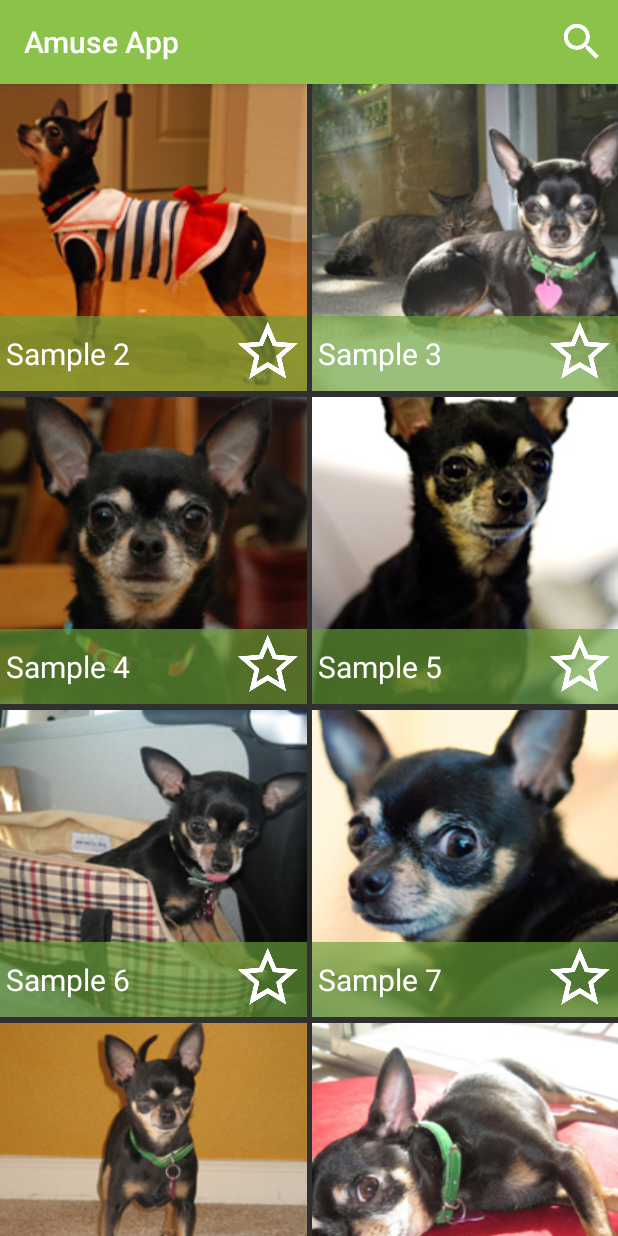
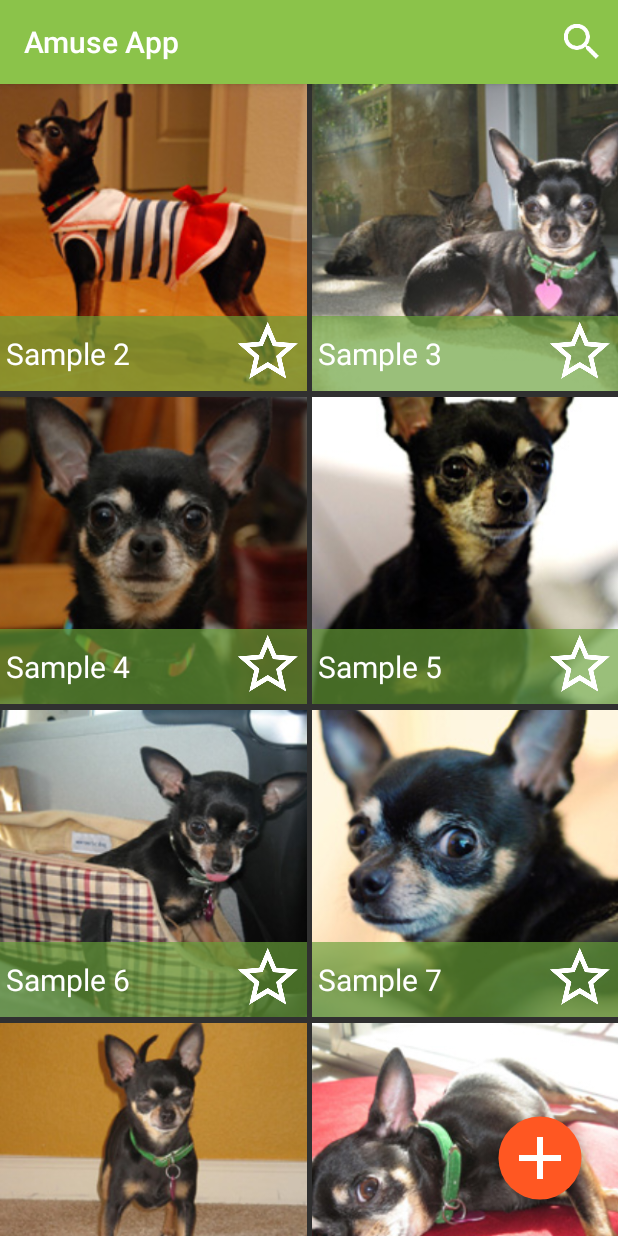
Before and after one commit to nessa/serenity-app, an Android app: the screen it shows after launch (MainActivity), on a phone screen of 412 x 824 dp. Run offline under Robolectric (Android 15) with nearby library versions, the phone set to English and light mode, and no system bars.

Commit message:
Adding info to manifest file. Adding floating action button to main layout programatically.

```diff
--- a/AmuseApp/app/src/main/java/com/amusebouche/amuseapp/MainActivity.java
+++ b/AmuseApp/app/src/main/java/com/amusebouche/amuseapp/MainActivity.java
@@ -1,17 +1,17 @@
 package com.amusebouche.amuseapp;
 
 import android.app.Activity;
-import android.app.ActivityOptions;
-import android.content.Intent;
 import android.graphics.Point;
 import android.os.Bundle;
 import android.util.Log;
 import android.view.Display;
+import android.view.Gravity;
 import android.view.Menu;
 import android.view.MenuItem;
 import android.view.View;
-import android.widget.AdapterView;
 import android.widget.GridView;
+
+import com.amusebouche.ui.FloatingActionButton;
 
 
 public class MainActivity extends Activity {
@@ -21,6 +21,8 @@ public class MainActivity extends Activity {
         super.onCreate(savedInstanceState);
         setContentView(R.layout.activity_main);
 
+        Log.v("INFO", "On create");
+
         Display display = getWindowManager().getDefaultDisplay();
         Point size = new Point();
         display.getSize(size);
@@ -28,6 +30,7 @@ public class MainActivity extends Activity {
 
         GridView gridview = (GridView) findViewById(R.id.gridview);
         gridview.setAdapter(new ImageAdapter(this, screen_width));
+
 
         // Calling transition from ImageAdapter
         /*
@@ -48,6 +51,26 @@ public class MainActivity extends Activity {
         */
     }
 
+    @Override
+    protected void onResume() {
+        super.onResume();
+
+        Log.v("INFO", "On resume");
+
+        FloatingActionButton addButton = new FloatingActionButton.Builder(this)
+                .withDrawable(getResources().getDrawable(R.drawable.ic_add_white_48dp))
+                .withButtonColor(getResources().getColor(R.color.accent))
+                .withGravity(Gravity.BOTTOM | Gravity.RIGHT)
+                .withMargins(0, 0, 16, 16)
+                .create();
+
+        // TODO: If user is logged in, addButton must be visible
+        if (false) {
+            addButton.setVisibility(View.GONE);
+        }
+
+        // TODO: addButton on click must go to create activity
+    }
 
     @Override
     public boolean onCreateOptionsMenu(Menu menu) {
--- /dev/null
+++ b/AmuseApp/app/src/main/java/com/amusebouche/ui/FloatingActionButton.java
@@ -0,0 +1,188 @@
+package com.amusebouche.ui;
+
+import android.animation.AnimatorSet;
+import android.animation.ObjectAnimator;
+import android.app.Activity;
+import android.content.Context;
+import android.graphics.Bitmap;
+import android.graphics.Canvas;
+import android.graphics.Color;
+import android.graphics.Paint;
+import android.graphics.drawable.BitmapDrawable;
+import android.graphics.drawable.Drawable;
+import android.view.Gravity;
+import android.view.MotionEvent;
+import android.view.View;
+import android.view.ViewGroup;
+import android.view.animation.AccelerateInterpolator;
+import android.view.animation.OvershootInterpolator;
+import android.widget.FrameLayout;
+
+public class FloatingActionButton extends View {
+
+    final static OvershootInterpolator overshootInterpolator = new OvershootInterpolator();
+    final static AccelerateInterpolator accelerateInterpolator = new AccelerateInterpolator();
+
+    Context context;
+    Paint mButtonPaint;
+    Paint mDrawablePaint;
+    Bitmap mBitmap;
+    boolean mHidden = false;
+
+    public FloatingActionButton(Context context) {
+        super(context);
+        this.context = context;
+        init(Color.WHITE);
+    }
+
+    public void setFloatingActionButtonColor(int FloatingActionButtonColor) {
+        init(FloatingActionButtonColor);
+    }
+
+    public void setFloatingActionButtonDrawable(Drawable FloatingActionButtonDrawable) {
+        mBitmap = ((BitmapDrawable) FloatingActionButtonDrawable).getBitmap();
+        invalidate();
+    }
+
+    public void init(int FloatingActionButtonColor) {
+        setWillNotDraw(false);
+        setLayerType(View.LAYER_TYPE_SOFTWARE, null);
+
+        mButtonPaint = new Paint(Paint.ANTI_ALIAS_FLAG);
+        mButtonPaint.setColor(FloatingActionButtonColor);
+        mButtonPaint.setStyle(Paint.Style.FILL);
+        mButtonPaint.setShadowLayer(10.0f, 0.0f, 3.5f, Color.argb(100, 0, 0, 0));
+        mDrawablePaint = new Paint(Paint.ANTI_ALIAS_FLAG);
+
+        invalidate();
+    }
+
+    @Override
+    protected void onDraw(Canvas canvas) {
+        setClickable(true);
+        canvas.drawCircle(getWidth() / 2, getHeight() / 2, (float) (getWidth() / 2.6), mButtonPaint);
+        canvas.drawBitmap(mBitmap, (getWidth() - mBitmap.getWidth()) / 2,
+                (getHeight() - mBitmap.getHeight()) / 2, mDrawablePaint);
+    }
+
+    @Override
+    public boolean onTouchEvent(MotionEvent event) {
+        if (event.getAction() == MotionEvent.ACTION_UP) {
+            setAlpha(1.0f);
+        } else if (event.getAction() == MotionEvent.ACTION_DOWN) {
+            setAlpha(0.6f);
+        }
+        return super.onTouchEvent(event);
+    }
+
+    public void hideFloatingActionButton() {
+        if (!mHidden) {
+            ObjectAnimator scaleX = ObjectAnimator.ofFloat(this, "scaleX", 1, 0);
+            ObjectAnimator scaleY = ObjectAnimator.ofFloat(this, "scaleY", 1, 0);
+            AnimatorSet animSetXY = new AnimatorSet();
+            animSetXY.playTogether(scaleX, scaleY);
+            animSetXY.setInterpolator(accelerateInterpolator);
+            animSetXY.setDuration(100);
+            animSetXY.start();
+            mHidden = true;
+        }
+    }
+
+    public void showFloatingActionButton() {
+        if (mHidden) {
+            ObjectAnimator scaleX = ObjectAnimator.ofFloat(this, "scaleX", 0, 1);
+            ObjectAnimator scaleY = ObjectAnimator.ofFloat(this, "scaleY", 0, 1);
+            AnimatorSet animSetXY = new AnimatorSet();
+            animSetXY.playTogether(scaleX, scaleY);
+            animSetXY.setInterpolator(overshootInterpolator);
+            animSetXY.setDuration(200);
+            animSetXY.start();
+            mHidden = false;
+        }
+    }
+
+    public boolean isHidden() {
+        return mHidden;
+    }
+
+    static public class Builder {
+        private FrameLayout.LayoutParams params;
+        private final Activity activity;
+        int gravity = Gravity.BOTTOM | Gravity.RIGHT; // default bottom right
+        Drawable drawable;
+        int color = Color.WHITE;
+        int size = 0;
+        float scale = 0;
+
+        public Builder(Activity context) {
+            scale = context.getResources().getDisplayMetrics().density;
+            size = convertToPixels(72, scale); // default size is 72dp by 72dp
+            params = new FrameLayout.LayoutParams(size, size);
+            params.gravity = gravity;
+
+            this.activity = context;
+        }
+
+        /**
+         * Sets the gravity for the FAB
+         */
+        public Builder withGravity(int gravity) {
+            this.gravity = gravity;
+            return this;
+        }
+
+        /**
+         * Sets the margins for the FAB in dp
+         */
+        public Builder withMargins(int left, int top, int right, int bottom) {
+            params.setMargins(
+                    convertToPixels(left, scale),
+                    convertToPixels(top, scale),
+                    convertToPixels(right, scale),
+                    convertToPixels(bottom, scale));
+            return this;
+        }
+
+        /**
+         * Sets the FAB drawable
+         */
+        public Builder withDrawable(final Drawable drawable) {
+            this.drawable = drawable;
+            return this;
+        }
+
+        /**
+         * Sets the FAB color
+         */
+        public Builder withButtonColor(final int color) {
+            this.color = color;
+            return this;
+        }
+
+        /**
+         * Sets the FAB size in dp
+         */
+        public Builder withButtonSize(int size) {
+            size = convertToPixels(size, scale);
+            params = new FrameLayout.LayoutParams(size, size);
+            return this;
+        }
+
+        public FloatingActionButton create() {
+            final FloatingActionButton button = new FloatingActionButton(activity);
+            button.setFloatingActionButtonColor(this.color);
+            button.setFloatingActionButtonDrawable(this.drawable);
+            params.gravity = this.gravity;
+            ViewGroup root = (ViewGroup) activity.findViewById(android.R.id.content);
+            root.addView(button, params);
+            return button;
+        }
+
+        // The calculation (value * scale + 0.5f) is a widely used to convert to dps to pixel units
+        // based on density scale
+        // see developer.android.com (Supporting Multiple Screen Sizes)
+        private int convertToPixels(int dp, float scale){
+            return (int) (dp * scale + 0.5f) ;
+        }
+    }
+}
--- a/AmuseApp/app/src/main/res/layout/activity_main.xml
+++ b/AmuseApp/app/src/main/res/layout/activity_main.xml
@@ -1,4 +1,10 @@
 <?xml version="1.0" encoding="utf-8"?>
+<RelativeLayout xmlns:android="http://schemas.android.com/apk/res/android"
+    android:id="@+id/main_layout"
+    android:layout_width="match_parent"
+    android:layout_height="match_parent"
+    android:orientation="vertical"
+    android:gravity="bottom">
     <GridView xmlns:android="http://schemas.android.com/apk/res/android"
         android:id="@+id/gridview"
         android:layout_width="match_parent"
@@ -8,3 +14,4 @@
         android:horizontalSpacing="4dp"
         android:stretchMode="columnWidth"
         android:gravity="center" />
+</RelativeLayout>
```
Also changed, not shown: AmuseApp/app/src/main/AndroidManifest.xml (+8 -0 lines), AmuseApp/app/src/main/res/drawable-hdpi/ic_add_white_48dp.png (added), AmuseApp/app/src/main/res/drawable-mdpi/ic_add_white_48dp.png (added), AmuseApp/app/src/main/res/drawable-xhdpi/ic_add_white_48dp.png (added), AmuseApp/app/src/main/res/drawable-xxhdpi/ic_add_white_48dp.png (added), AmuseApp/app/src/main/res/drawable-xxxhdpi/ic_add_white_48dp.png (added). Lines whose indentation alone changed are shown as unchanged.
